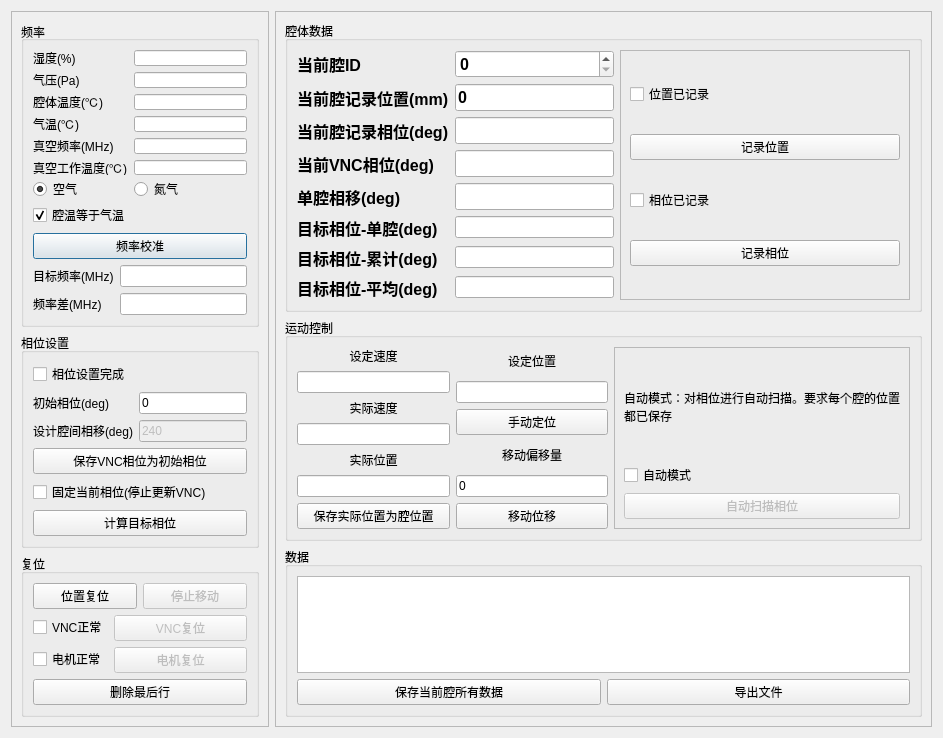
Qt form ui/main_dlg.ui (wzmsykk/QT_modbus_vna_cavity_phase_control) before a commit.
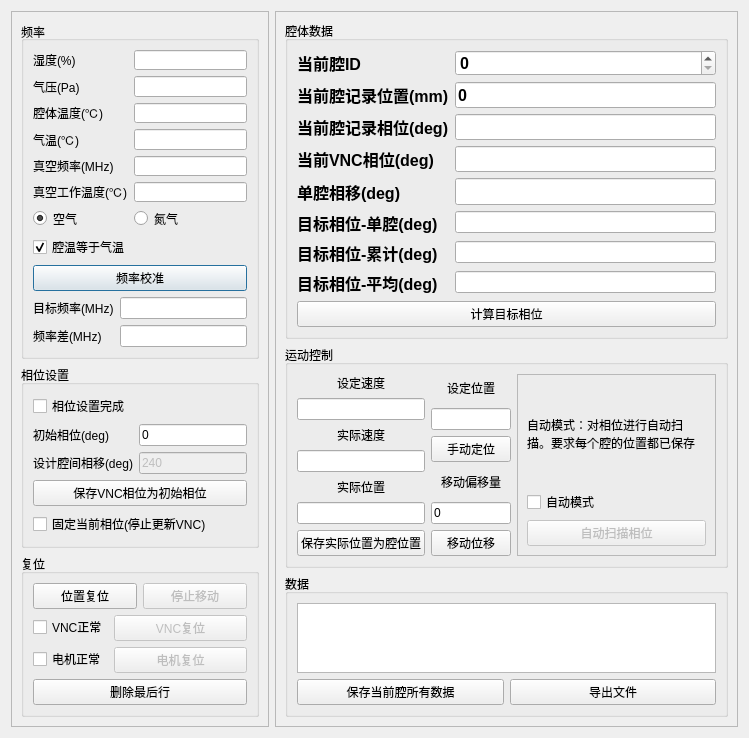
The same form after that commit.

Commit message: revese change of UI 73ee13d

Diff of the .ui file:
```diff
--- a/ui/main_dlg.ui
+++ b/ui/main_dlg.ui
@@ -6,7 +6,7 @@
    <rect>
     <x>0</x>
     <y>0</y>
-    <width>943</width>
+    <width>749</width>
     <height>738</height>
    </rect>
   </property>
@@ -275,13 +275,6 @@
            </property>
           </widget>
          </item>
-         <item>
-          <widget class="QPushButton" name="pushButton_calc_target_phase">
-           <property name="text">
-            <string>计算目标相位</string>
-           </property>
-          </widget>
-         </item>
         </layout>
        </widget>
       </item>
@@ -398,7 +391,7 @@
         <property name="title">
          <string>腔体数据</string>
         </property>
-        <layout class="QFormLayout" name="formLayout_8">
+        <layout class="QGridLayout" name="gridLayout">
          <item row="0" column="0">
           <layout class="QFormLayout" name="formLayout_4">
            <item row="0" column="0">
@@ -606,56 +599,11 @@
            </item>
           </layout>
          </item>
-         <item row="0" column="1">
-          <widget class="QFrame" name="frame_4">
-           <property name="frameShape">
-            <enum>QFrame::StyledPanel</enum>
+         <item row="1" column="0">
+          <widget class="QPushButton" name="pushButton_calc_target_phase">
+           <property name="text">
+            <string>计算目标相位</string>
            </property>
-           <property name="frameShadow">
-            <enum>QFrame::Raised</enum>
-           </property>
-           <layout class="QVBoxLayout" name="verticalLayout_3">
-            <item>
-             <widget class="QCheckBox" name="checkBox_pos_recorded">
-              <property name="text">
-               <string>位置已记录</string>
-              </property>
-              <property name="checkable">
-               <bool>false</bool>
-              </property>
-             </widget>
-            </item>
-            <item>
-             <widget class="QPushButton" name="pushButton_save_current_cavity_position">
-              <property name="text">
-               <string>记录位置</string>
-              </property>
-             </widget>
-            </item>
-            <item>
-             <widget class="QCheckBox" name="checkBox_phase_recorded">
-              <property name="text">
-               <string>相位已记录</string>
-              </property>
-              <property name="iconSize">
-               <size>
-                <width>16</width>
-                <height>16</height>
-               </size>
-              </property>
-              <property name="checkable">
-               <bool>false</bool>
-              </property>
-             </widget>
-            </item>
-            <item>
-             <widget class="QPushButton" name="pushButton_save_current_cavity_phase">
-              <property name="text">
-               <string>记录相位</string>
-              </property>
-             </widget>
-            </item>
-           </layout>
           </widget>
          </item>
         </layout>
```
Left out of the diff: 134 changed lines with no effect on the pictures. The commit also changes 1 other file.
